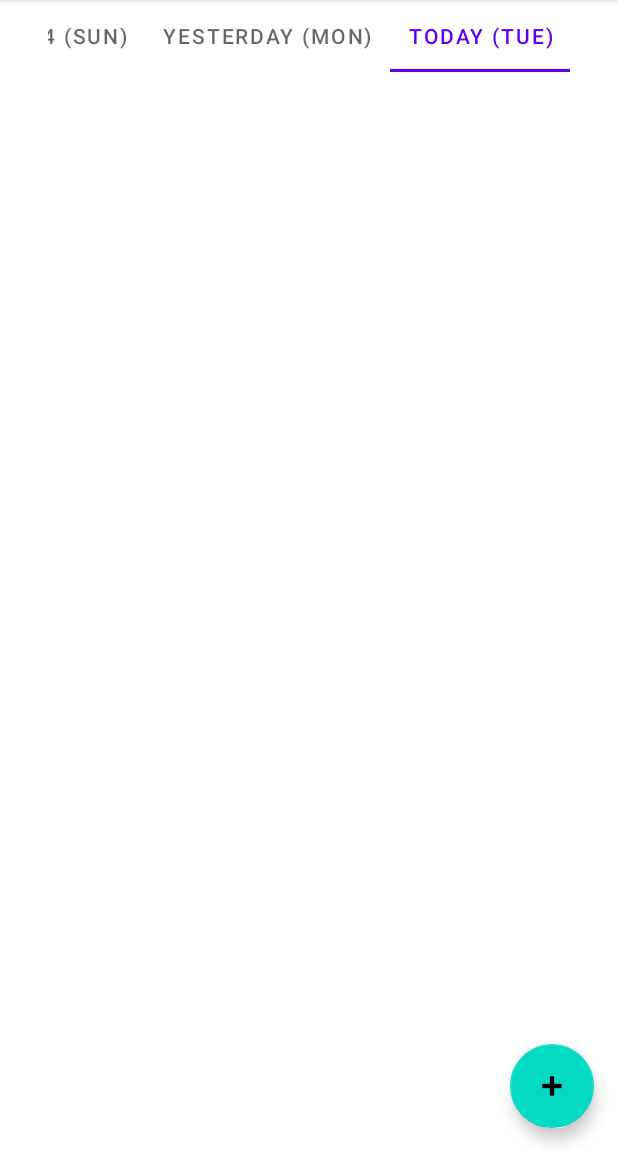
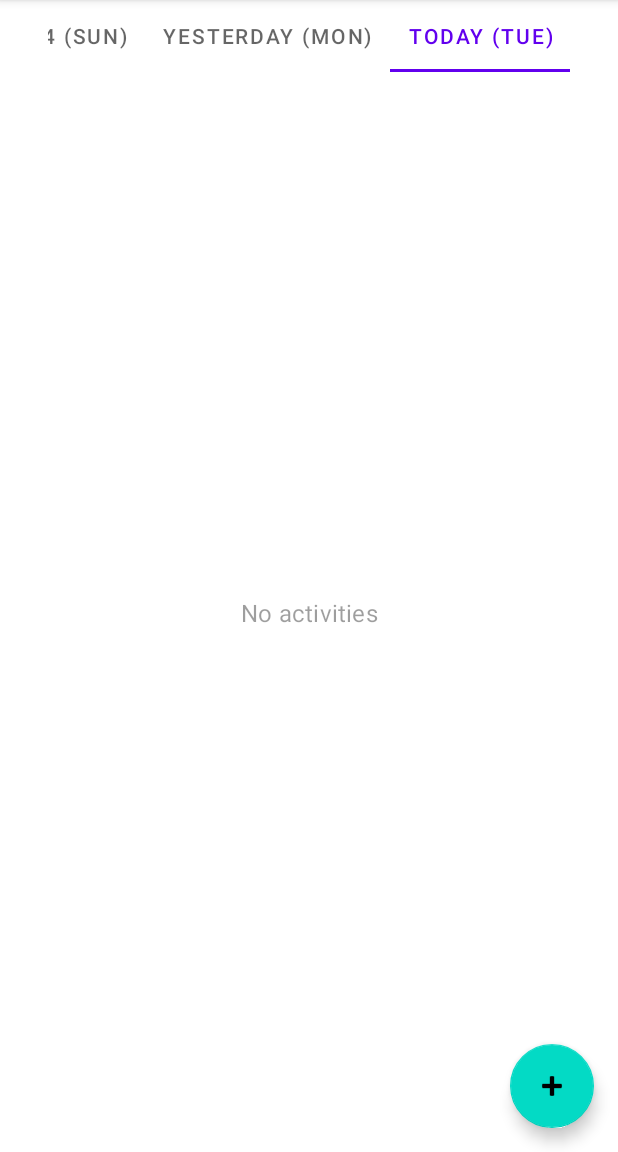
Before and after one commit to charlee/mytimetracker, an Android app: the screen it shows after launch (MainActivity), on a phone screen of 412 x 824 dp, the part 84-1236 px from its top. Run offline under Robolectric (Android 15) with nearby library versions, the phone set to English and light mode, and no system bars; our stand-ins replace Dagger/Hilt's generated code, Room's generated code, data binding; libraries missing offline, so code that uses them is left out: androidx.hilt.lifecycle.

Commit message:
show "No activities" when no activities available

```diff
--- a/app/src/main/java/com/intelliavant/mytimetracker/WorkListFragment.kt
+++ b/app/src/main/java/com/intelliavant/mytimetracker/WorkListFragment.kt
@@ -27,13 +27,15 @@ class WorkListFragment() : Fragment() {
         val adapter = WorkListAdapter()
 
         binding = FragmentWorkListBinding.inflate(inflater, container, false)
-        binding.workList.adapter = adapter
+        binding.isWorkListVisible = false
+        binding.workListRecyclerView.adapter = adapter
 
         arguments?.getInt("daysBack")?.let {
             val date = LocalDate.now().minusDays(it.toLong())
 
-            workListViewModel.findByDate(date).observe(viewLifecycleOwner, {
-                adapter.submitList(it)
+            workListViewModel.findByDate(date).observe(viewLifecycleOwner, { workList ->
+                binding.isWorkListVisible = workList.isNotEmpty()
+                adapter.submitList(workList)
             })
         }
 
--- a/app/src/main/res/layout/fragment_work_list.xml
+++ b/app/src/main/res/layout/fragment_work_list.xml
@@ -4,26 +4,38 @@
     xmlns:tools="http://schemas.android.com/tools">
 
     <data>
-
+        <import type="android.view.View"/>
+        <variable name="isWorkListVisible" type="boolean" />
     </data>
 
-    <androidx.coordinatorlayout.widget.CoordinatorLayout
+    <androidx.constraintlayout.widget.ConstraintLayout
+        android:id="@+id/work_list_bottom_sheet"
         android:layout_width="match_parent"
-        android:layout_height="match_parent"
-        app:layout_behavior="com.google.android.material.bottomsheet.BottomSheetBehavior"
-        tools:context=".WorkListPagerFragment">
+        android:layout_height="match_parent">
 
-        <FrameLayout
-            android:id="@+id/work_list_bottom_sheet"
+        <androidx.recyclerview.widget.RecyclerView
+            android:id="@+id/work_list_recycler_view"
             android:layout_width="match_parent"
-            android:layout_height="match_parent">
+            android:layout_height="match_parent"
+            android:visibility="@{isWorkListVisible ? View.VISIBLE : View.GONE}"
+            app:layoutManager="androidx.recyclerview.widget.LinearLayoutManager"
+            app:layout_constraintTop_toTopOf="parent"
+            app:layout_constraintBottom_toBottomOf="parent"
+            />
 
-            <androidx.recyclerview.widget.RecyclerView
-                android:id="@+id/work_list"
-                android:layout_width="match_parent"
-                android:layout_height="match_parent"
-                app:layoutManager="androidx.recyclerview.widget.LinearLayoutManager" />
-        </FrameLayout>
+        <TextView
+            android:layout_width="wrap_content"
+            android:layout_height="wrap_content"
+            android:text="@string/no_activities"
+            android:textAppearance="@style/TextAppearance.MaterialComponents.Subtitle1"
+            android:visibility="@{isWorkListVisible ? View.GONE : View.VISIBLE}"
+            android:layout_gravity="center"
+            android:textColor="@color/material_on_background_disabled"
+            app:layout_constraintTop_toTopOf="parent"
+            app:layout_constraintBottom_toBottomOf="parent"
+            app:layout_constraintStart_toStartOf="parent"
+            app:layout_constraintEnd_toEndOf="parent"
+            />
+    </androidx.constraintlayout.widget.ConstraintLayout>
 
-    </androidx.coordinatorlayout.widget.CoordinatorLayout>
 </layout>
--- a/app/src/main/res/layout/fragment_work_list_pager.xml
+++ b/app/src/main/res/layout/fragment_work_list_pager.xml
@@ -21,5 +21,7 @@
         android:layout_width="match_parent"
         android:layout_height="0dp"
         app:layout_constraintStart_toStartOf="parent"
-        app:layout_constraintTop_toBottomOf="@+id/date_tab_layout" />
+        app:layout_constraintTop_toBottomOf="@+id/date_tab_layout"
+        app:layout_constraintBottom_toBottomOf="parent"
+        />
 </androidx.constraintlayout.widget.ConstraintLayout>
--- a/app/src/main/res/values/strings.xml
+++ b/app/src/main/res/values/strings.xml
@@ -32,4 +32,5 @@
     <string name="hello_world">Hello Square World!</string>
     <string name="today">Today</string>
     <string name="yesterday">Yesterday</string>
+    <string name="no_activities">No activities</string>
 </resources>
```
